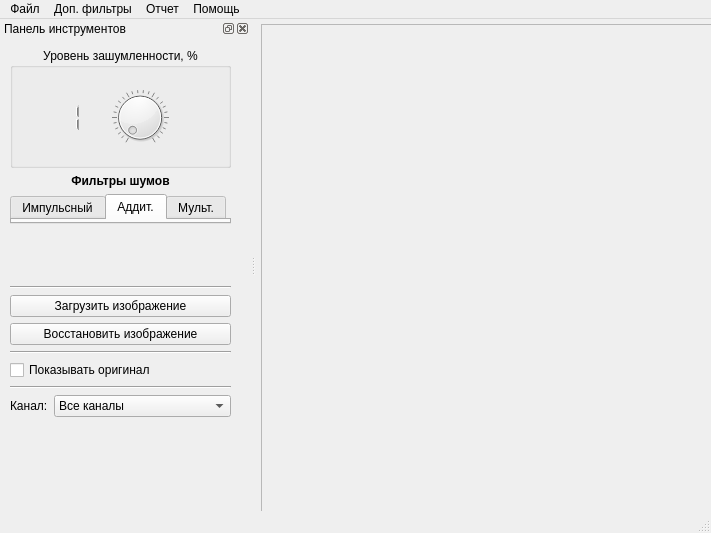
Above: noise/mainwindow.ui from einzige/Multichannel-noise-generator before the change. Below: the same form after it.
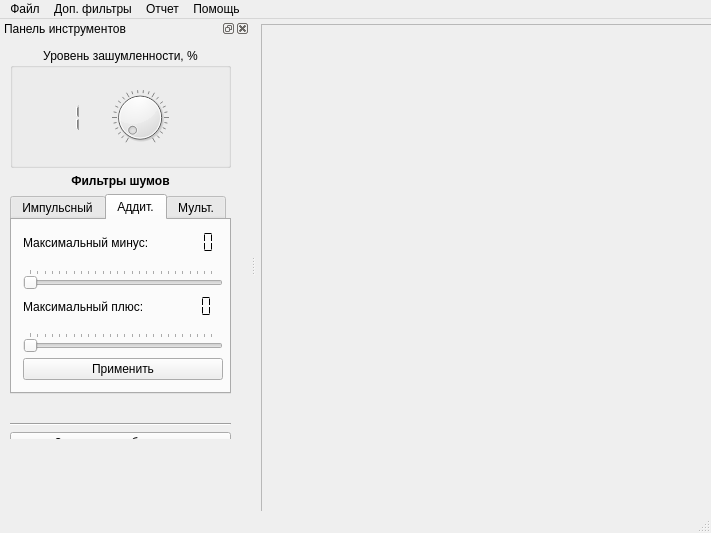
That is the form after the change. The open tabs and pages were chosen to show the change.

Diff of the .ui file:
```diff
--- a/noise/mainwindow.ui
+++ b/noise/mainwindow.ui
@@ -230,7 +230,7 @@
           <x>0</x>
           <y>0</y>
           <width>241</width>
-          <height>558</height>
+          <height>629</height>
          </rect>
         </property>
         <layout class="QVBoxLayout" name="toolsLayout">
@@ -389,7 +389,7 @@
            <property name="minimumSize">
             <size>
              <width>0</width>
-             <height>0</height>
+             <height>200</height>
             </size>
            </property>
            <property name="maximumSize">
```
Left out of the diff: 70 changed lines with no effect on the pictures.
